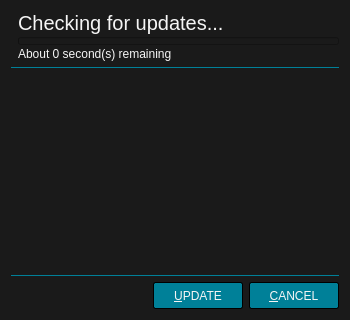
First picture: the form in src/ui/updatedialog.ui, repository u8sand/Baka-MPlayer, before the edit.
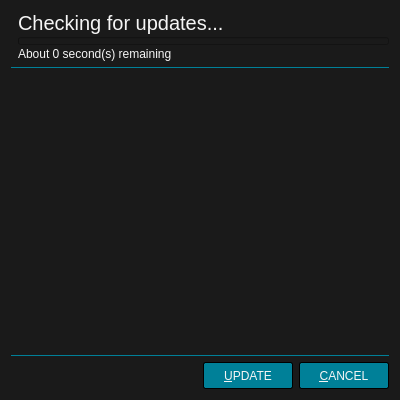
Second picture: the form after the edit. Icons and pictures are not drawn.

Commit message: updatedialog.ui: increase dialog size

```diff
--- a/src/ui/updatedialog.ui
+++ b/src/ui/updatedialog.ui
@@ -6,8 +6,8 @@
    <rect>
     <x>0</x>
     <y>0</y>
-    <width>350</width>
-    <height>320</height>
+    <width>400</width>
+    <height>400</height>
    </rect>
   </property>
   <property name="windowTitle">
```
